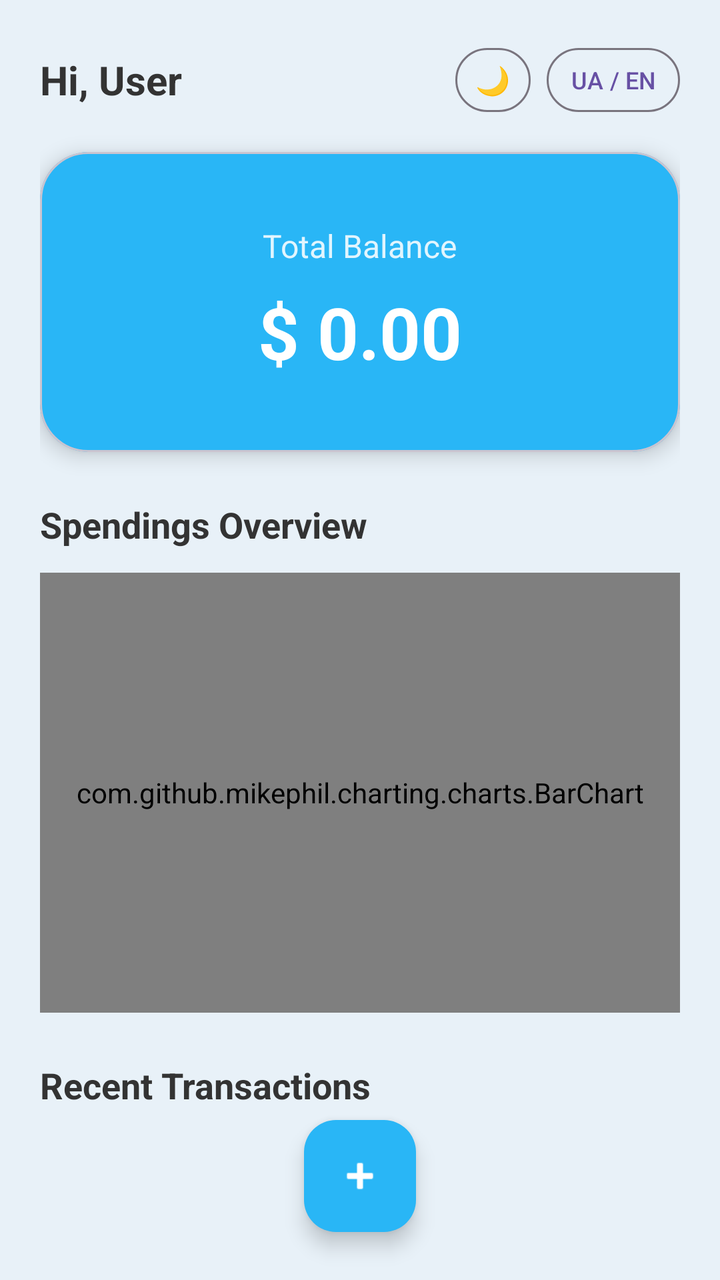
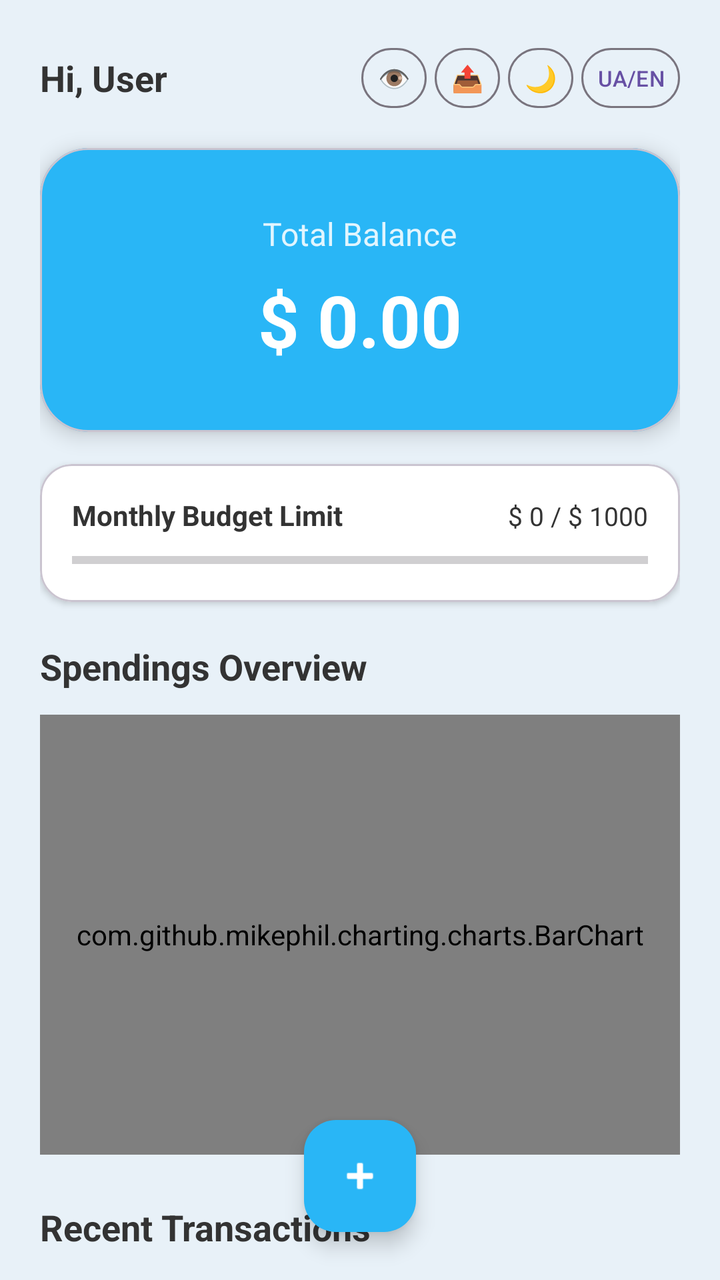

Before-and-after screenshots of an Android layout around one commit, followed by the original layout XML and the change that was made.
<!-- AndroidManifest.xml: application theme Theme.TrackFinance -->
<!-- res/layout/activity_main.xml -->
<?xml version="1.0" encoding="utf-8"?>
<androidx.coordinatorlayout.widget.CoordinatorLayout
        xmlns:android="http://schemas.android.com/apk/res/android"
        xmlns:app="http://schemas.android.com/apk/res-auto"
        android:id="@+id/main"
        android:layout_width="match_parent"
        android:layout_height="match_parent"
        android:background="@color/bg_screen">

    <androidx.core.widget.NestedScrollView
            android:layout_width="match_parent"
            android:layout_height="match_parent"
            android:padding="20dp"
            android:clipToPadding="false"
            android:paddingBottom="90dp">

        <LinearLayout
                android:layout_width="match_parent"
                android:layout_height="wrap_content"
                android:orientation="vertical">

            
            <LinearLayout
                    android:layout_width="match_parent"
                    android:layout_height="wrap_content"
                    android:orientation="horizontal"
                    android:gravity="center_vertical"
                    android:layout_marginBottom="16dp">

                <TextView
                        android:id="@+id/tvGreeting"
                        android:layout_width="0dp"
                        android:layout_height="wrap_content"
                        android:layout_weight="1"
                        android:text="Hi, User"
                        android:textSize="20sp"
                        android:textStyle="bold"
                        android:textColor="@color/text_primary" />

                <Button
                        android:id="@+id/btnTheme"
                        style="@style/Widget.Material3.Button.OutlinedButton"
                        android:layout_width="wrap_content"
                        android:layout_height="40dp"
                        android:text="🌙"
                        android:textSize="14sp"
                        android:minWidth="0dp"
                        android:paddingHorizontal="10dp"
                        android:layout_marginEnd="8dp" />

                <Button
                        android:id="@+id/btnLanguage"
                        style="@style/Widget.Material3.Button.OutlinedButton"
                        android:layout_width="wrap_content"
                        android:layout_height="40dp"
                        android:text="UA / EN"
                        android:textSize="12sp"
                        android:minWidth="0dp"
                        android:paddingHorizontal="12dp" />
            </LinearLayout>

            
            <com.google.android.material.card.MaterialCardView
                    android:layout_width="match_parent"
                    android:layout_height="wrap_content"
                    android:layout_marginBottom="24dp"
                    app:cardCornerRadius="24dp"
                    app:cardElevation="6dp"
                    app:cardBackgroundColor="#29B6F6">

                <LinearLayout
                        android:layout_width="match_parent"
                        android:layout_height="wrap_content"
                        android:orientation="vertical"
                        android:gravity="center"
                        android:paddingVertical="36dp"
                        android:paddingHorizontal="20dp">

                    <TextView
                            android:layout_width="wrap_content"
                            android:layout_height="wrap_content"
                            android:text="@string/total_balance"
                            android:textColor="#E1F5FE"
                            android:textSize="16sp"
                            android:layout_marginBottom="8dp" />

                    <TextView
                            android:id="@+id/tvTotalBalance"
                            android:layout_width="wrap_content"
                            android:layout_height="wrap_content"
                            android:text="$ 0.00"
                            android:textColor="@android:color/white"
                            android:textSize="36sp"
                            android:textStyle="bold" />
                </LinearLayout>
            </com.google.android.material.card.MaterialCardView>

            
            <TextView
                    android:layout_width="wrap_content"
                    android:layout_height="wrap_content"
                    android:text="@string/spendings_overview"
                    android:textSize="18sp"
                    android:textStyle="bold"
                    android:textColor="@color/text_primary"
                    android:layout_marginBottom="12dp" />

            <com.github.mikephil.charting.charts.BarChart
                    android:id="@+id/barChart"
                    android:layout_width="match_parent"
                    android:layout_height="220dp"
                    android:layout_marginBottom="24dp" />

            
            <TextView
                    android:layout_width="wrap_content"
                    android:layout_height="wrap_content"
                    android:text="@string/recent_transactions"
                    android:textSize="18sp"
                    android:textStyle="bold"
                    android:textColor="@color/text_primary"
                    android:layout_marginBottom="12dp" />

            <androidx.recyclerview.widget.RecyclerView
                    android:id="@+id/rvTransactions"
                    android:layout_width="match_parent"
                    android:layout_height="wrap_content"
                    android:nestedScrollingEnabled="false" />
        </LinearLayout>
    </androidx.core.widget.NestedScrollView>

    <com.google.android.material.floatingactionbutton.FloatingActionButton
            android:id="@+id/fabAddTransaction"
            android:layout_width="wrap_content"
            android:layout_height="wrap_content"
            android:layout_gravity="bottom|center_horizontal"
            android:layout_marginBottom="24dp"
            android:src="@android:drawable/ic_input_add"
            app:tint="@android:color/white"
            app:backgroundTint="#29B6F6" />

</androidx.coordinatorlayout.widget.CoordinatorLayout>
<!-- resources referenced by this layout -->
<resources>
  <color name="bg_screen">#E8F1F8</color>
  <color name="text_primary">#333333</color>
  <string name="recent_transactions">Recent Transactions</string>
  <string name="spendings_overview">Spendings Overview</string>
  <string name="total_balance">Total Balance</string>
  <style name="Theme.TrackFinance" parent="Base.Theme.TrackFinance" />
  <style name="Base.Theme.TrackFinance" parent="Theme.Material3.DayNight.NoActionBar">
          
          
      </style>
</resources>

<!-- the commit's change to res/layout/activity_main.xml (unified diff, before → after) -->
@@ -33,37 +33,59 @@
                         android:layout_height="wrap_content"
                         android:layout_weight="1"
                         android:text="Hi, User"
-                        android:textSize="20sp"
+                        android:textSize="18sp"
                         android:textStyle="bold"
                         android:textColor="@color/text_primary" />
 
                 <Button
+                        android:id="@+id/btnPrivacy"
+                        style="@style/Widget.Material3.Button.OutlinedButton"
+                        android:layout_width="wrap_content"
+                        android:layout_height="38dp"
+                        android:text="👁️"
+                        android:textSize="13sp"
+                        android:minWidth="0dp"
+                        android:paddingHorizontal="8dp"
+                        android:layout_marginEnd="4dp" />
+
+                <Button
+                        android:id="@+id/btnShare"
+                        style="@style/Widget.Material3.Button.OutlinedButton"
+                        android:layout_width="wrap_content"
+                        android:layout_height="38dp"
+                        android:text="📤"
+                        android:textSize="13sp"
+                        android:minWidth="0dp"
+                        android:paddingHorizontal="8dp"
+                        android:layout_marginEnd="4dp" />
+
+                <Button
                         android:id="@+id/btnTheme"
                         style="@style/Widget.Material3.Button.OutlinedButton"
                         android:layout_width="wrap_content"
-                        android:layout_height="40dp"
+                        android:layout_height="38dp"
                         android:text="🌙"
-                        android:textSize="14sp"
-                        android:minWidth="0dp"
-                        android:paddingHorizontal="10dp"
-                        android:layout_marginEnd="8dp" />
+                        android:textSize="13sp"
+                        android:minWidth="0dp"
+                        android:paddingHorizontal="8dp"
+                        android:layout_marginEnd="4dp" />
 
                 <Button
                         android:id="@+id/btnLanguage"
                         style="@style/Widget.Material3.Button.OutlinedButton"
                         android:layout_width="wrap_content"
-                        android:layout_height="40dp"
-                        android:text="UA / EN"
-                        android:textSize="12sp"
-                        android:minWidth="0dp"
-                        android:paddingHorizontal="12dp" />
+                        android:layout_height="38dp"
+                        android:text="UA/EN"
+                        android:textSize="11sp"
+                        android:minWidth="0dp"
+                        android:paddingHorizontal="8dp" />
             </LinearLayout>
 
             
             <com.google.android.material.card.MaterialCardView
                     android:layout_width="match_parent"
                     android:layout_height="wrap_content"
-                    android:layout_marginBottom="24dp"
+                    android:layout_marginBottom="16dp"
                     app:cardCornerRadius="24dp"
                     app:cardElevation="6dp"
                     app:cardBackgroundColor="#29B6F6">
@@ -73,7 +95,7 @@
                         android:layout_height="wrap_content"
                         android:orientation="vertical"
                         android:gravity="center"
-                        android:paddingVertical="36dp"
+                        android:paddingVertical="32dp"
                         android:paddingHorizontal="20dp">
 
                     <TextView
@@ -92,6 +114,67 @@
                             android:textColor="@android:color/white"
                             android:textSize="36sp"
                             android:textStyle="bold" />
+                </LinearLayout>
+            </com.google.android.material.card.MaterialCardView>
+
+            
+            <com.google.android.material.card.MaterialCardView
+                    android:id="@+id/cardBudget"
+                    android:layout_width="match_parent"
+                    android:layout_height="wrap_content"
+                    android:layout_marginBottom="20dp"
+                    app:cardCornerRadius="16dp"
+                    app:cardElevation="2dp"
+                    app:cardBackgroundColor="@color/card_bg">
+
+                <LinearLayout
+                        android:layout_width="match_parent"
+                        android:layout_height="wrap_content"
+                        android:orientation="vertical"
+                        android:padding="16dp">
+
+                    <LinearLayout
+                            android:layout_width="match_parent"
+                            android:layout_height="wrap_content"
+                            android:orientation="horizontal"
+                            android:layout_marginBottom="8dp">
+
+                        <TextView
+                                android:layout_width="0dp"
+                                android:layout_height="wrap_content"
+                                android:layout_weight="1"
+                                android:text="@string/budget_limit_title"
+                                android:textStyle="bold"
+                                android:textSize="14sp"
+                                android:textColor="@color/text_primary" />
+
+                        <TextView
+                                android:id="@+id/tvBudgetStatus"
+                                android:layout_width="wrap_content"
+                                android:layout_height="wrap_content"
+                                android:text="$ 0 / $ 1000"
+                                android:textSize="13sp"
+                                android:textColor="@color/text_primary" />
+                    </LinearLayout>
+
+                    <ProgressBar
+                            android:id="@+id/progressBudget"
+                            style="?android:attr/progressBarStyleHorizontal"
+                            android:layout_width="match_parent"
+                            android:layout_height="10dp"
+                            android:max="100"
+                            android:progress="0" />
+
+                    <TextView
+                            android:id="@+id/tvBudgetWarning"
+                            android:layout_width="wrap_content"
+                            android:layout_height="wrap_content"
+                            android:text="@string/budget_exceeded"
+                            android:textColor="#EF5350"
+                            android:textSize="12sp"
+                            android:textStyle="bold"
+                            android:layout_marginTop="6dp"
+                            android:visibility="gone" />
                 </LinearLayout>
             </com.google.android.material.card.MaterialCardView>
 
<!-- resource entries referenced after the edit -->
@@ -1,7 +1,10 @@
 <!-- resources referenced by this layout -->
 <resources>
   <color name="bg_screen">#E8F1F8</color>
+  <color name="card_bg">#FFFFFF</color>
   <color name="text_primary">#333333</color>
+  <string name="budget_exceeded">Budget limit exceeded!</string>
+  <string name="budget_limit_title">Monthly Budget Limit</string>
   <string name="recent_transactions">Recent Transactions</string>
   <string name="spendings_overview">Spendings Overview</string>
   <string name="total_balance">Total Balance</string>
